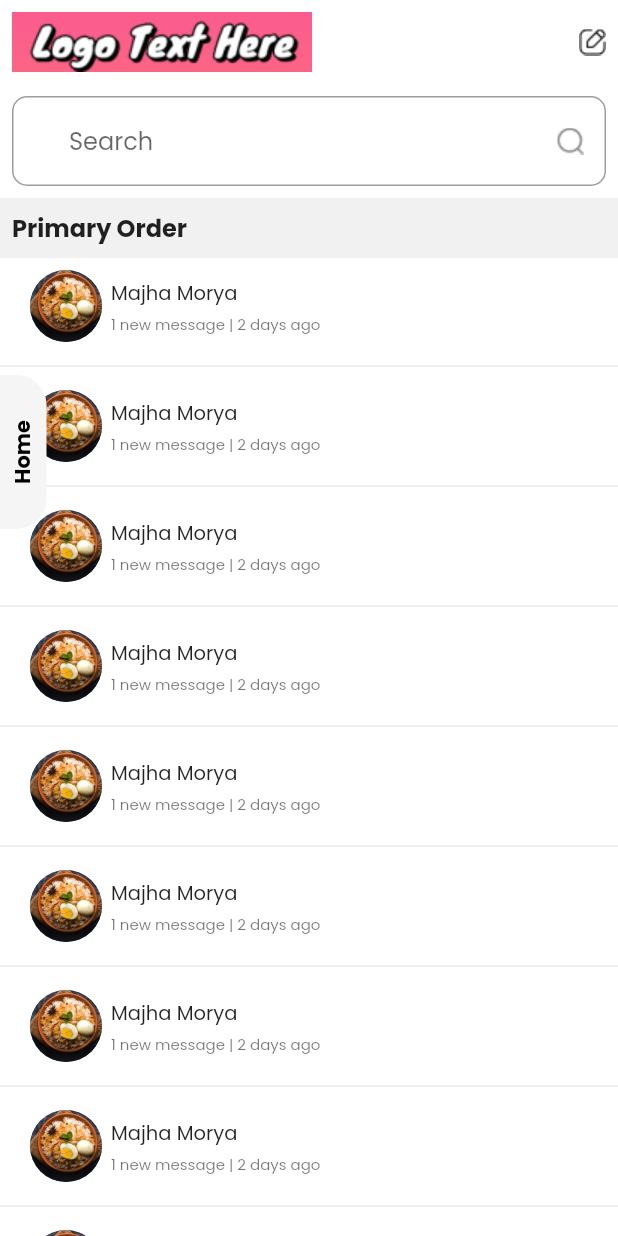
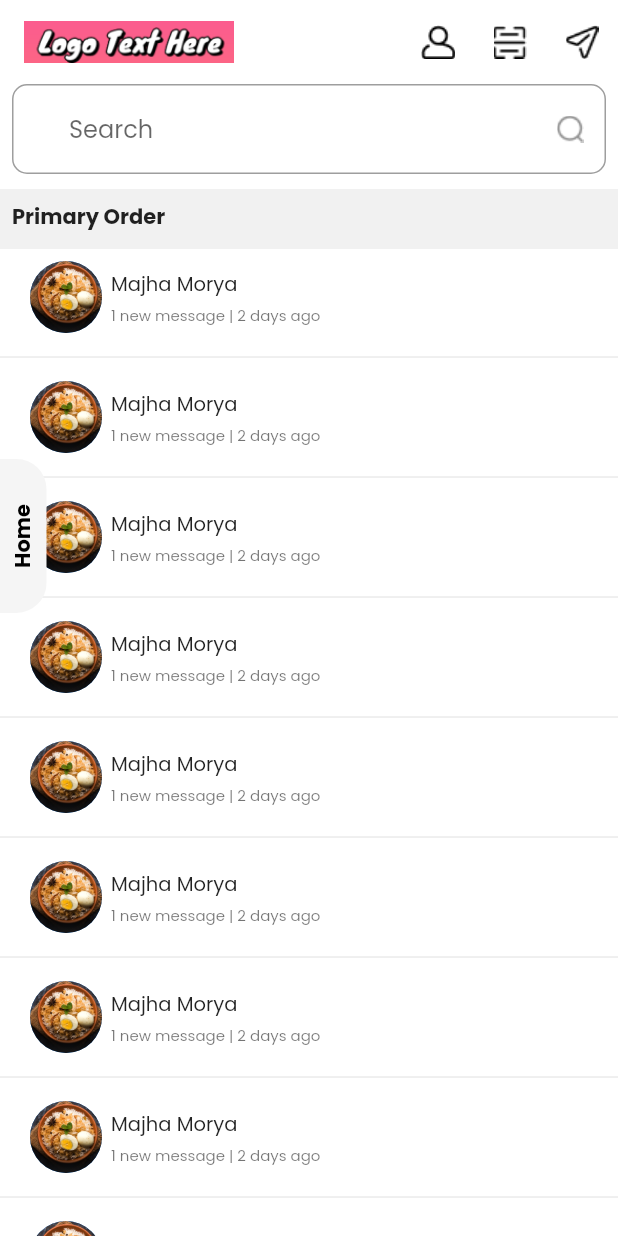
Before and after one commit to pranavo72bex/resturant, a Flutter app: the OrderPage screen opened directly, on a phone screen of 412 x 824 dp. Run offline on Flutter 3.47's test engine with Material 2 defaults, Android fonts, the phone set to English and light mode, and no system bars; our stand-ins replace fl_chart, get, google_fonts, pin_code_fields; missing offline and left inert: scratcher.

Commit message:
orderscreen

```diff
--- a/lib/app/modules/orders/view/order_screen.dart
+++ b/lib/app/modules/orders/view/order_screen.dart
@@ -1,7 +1,7 @@
 import 'package:flutter/material.dart';
+import 'package:restaurantsapp/app/core/commonwidgets/custom_app_bar.dart';
+import 'package:restaurantsapp/app/core/commonwidgets/horizontal_strip.dart';
 import 'package:restaurantsapp/app/core/commonwidgets/side_floating_button.dart';
-import 'package:restaurantsapp/app/core/constants/color_const.dart';
-import 'package:restaurantsapp/app/modules/orders/view/widgets/customapp.dart';
 import 'package:restaurantsapp/app/modules/orders/view/widgets/listofusrs.dart';
 import 'package:restaurantsapp/app/modules/orders/view/widgets/searchbar.dart';
 
@@ -11,14 +11,17 @@ class OrderPage extends StatelessWidget {
   @override
   Widget build(BuildContext context) {
     return Scaffold(
+      appBar: CustomAppBar(),
       body: SafeArea(
         child: Stack(
           children: [
             SingleChildScrollView(
               child: Column(
                 children: [
-                  CustomApp(),
                   CustomSearch(),
+                  SizedBox(
+                    height: 10,
+                  ),
                   bodytext(),
                   ListofUsers(),
                 ],
@@ -32,15 +35,8 @@ class OrderPage extends StatelessWidget {
   }
 
   Widget bodytext() {
-    return Container(
-      padding: EdgeInsets.all(8),
-      height: 40,
-      width: double.infinity,
-      color: kgreybackground,
-      child: Text(
-        "Primary Order",
-        style: TextStyle(fontWeight: FontWeight.bold, fontSize: 16),
-      ),
+    return Horizontalstrip(
+      text: "Primary Order",
     );
   }
 }
--- a/lib/app/modules/orders/view/widgets/customapp.dart
+++ /dev/null
@@ -1,30 +0,0 @@
-import 'package:flutter/material.dart';
-import 'package:restaurantsapp/app/core/constants/image_const.dart';
-
-class CustomApp extends StatelessWidget {
-  const CustomApp({Key? key}) : super(key: key);
-
-  @override
-  Widget build(BuildContext context) {
-    return Padding(
-      padding: const EdgeInsets.all(8.0),
-      child: Row(
-        mainAxisAlignment: MainAxisAlignment.spaceBetween,
-        children: [
-          InkWell(
-            onTap: () {},
-            child: Image.asset(
-              soooperimg,
-            ),
-          ),
-          InkWell(
-            onTap: () {},
-            child: Image.asset(
-              editpenimg,
-            ),
-          ),
-        ],
-      ),
-    );
-  }
-}
--- a/lib/app/modules/orders/view/widgets/searchbar.dart
+++ b/lib/app/modules/orders/view/widgets/searchbar.dart
@@ -7,7 +7,7 @@ class CustomSearch extends StatelessWidget {
   @override
   Widget build(BuildContext context) {
     return Padding(
-      padding: const EdgeInsets.all(8.0),
+      padding: const EdgeInsets.only(left: 8.0, right: 8.0),
       child: TextFormField(
         decoration: InputDecoration(
           hintText: "Search",
```
Also changed, not shown: lib/app/modules/home/views/widgets/home_buttomcard.dart (+17 -7 lines), lib/app/modules/my_report/view/myreport_page.dart (+3 -9 lines), lib/app/modules/my_report/view/widgets/customindicator.dart (+33 -9 lines), lib/app/modules/my_report/view/widgets/myreport_headertext.dart (+6 -3 lines).
